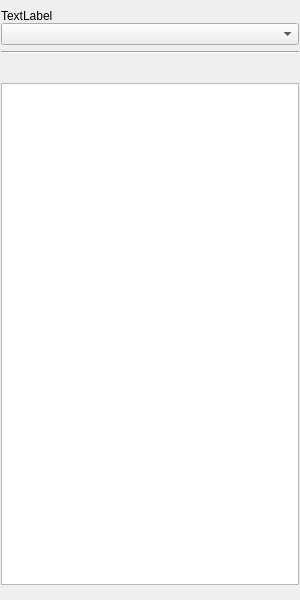
First picture: the form in main-widget.ui, repository KDE/ktp-contact-list, before the edit.
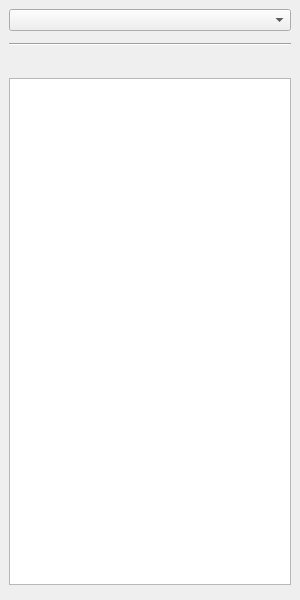
Second picture: the form after the edit. Custom widgets are drawn as their Qt base class.

Commit message: Remove showing the username in the CL Reviewed by: Martin Klapetek

What changed in the file:
```diff
--- a/main-widget.ui
+++ b/main-widget.ui
@@ -15,31 +15,7 @@
   </property>
   <widget class="QWidget" name="centralwidget">
    <layout class="QVBoxLayout" name="verticalLayout">
-    <property name="leftMargin">
-     <number>1</number>
-    </property>
-    <property name="rightMargin">
-     <number>1</number>
-    </property>
     <item>
-     <layout class="QGridLayout" name="gridLayout">
-      <property name="horizontalSpacing">
-       <number>-1</number>
-      </property>
-      <property name="verticalSpacing">
-       <number>0</number>
-      </property>
-      <item row="0" column="0">
-       <widget class="QLabel" name="m_userAccountNameLabel">
-        <property name="text">
-         <string notr="true">TextLabel</string>
-        </property>
-       </widget>
-      </item>
-      <item row="2" column="0">
-       <widget class="AccountButtonsPanel" name="m_accountButtons" native="true"/>
-      </item>
-      <item row="1" column="0">
        <widget class="GlobalPresenceChooser" name="m_presenceChooser">
         <property name="sizePolicy">
          <sizepolicy hsizetype="Ignored" vsizetype="Fixed">
@@ -49,7 +25,8 @@
         </property>
        </widget>
       </item>
-     </layout>
+    <item>
+     <widget class="AccountButtonsPanel" name="m_accountButtons" native="true"/>
     </item>
     <item>
      <widget class="Line" name="line">
@@ -60,6 +37,18 @@
     </item>
     <item>
      <widget class="QToolBar" name="m_toolBar">
+      <property name="sizePolicy">
+       <sizepolicy hsizetype="Preferred" vsizetype="Fixed">
+        <horstretch>0</horstretch>
+        <verstretch>20</verstretch>
+       </sizepolicy>
+      </property>
+      <property name="minimumSize">
+       <size>
+        <width>0</width>
+        <height>20</height>
+       </size>
+      </property>
       <property name="toolButtonStyle">
        <enum>Qt::ToolButtonIconOnly</enum>
       </property>
```
Lines whose indentation alone changed are shown as unchanged. The commit also changes 1 other file.
